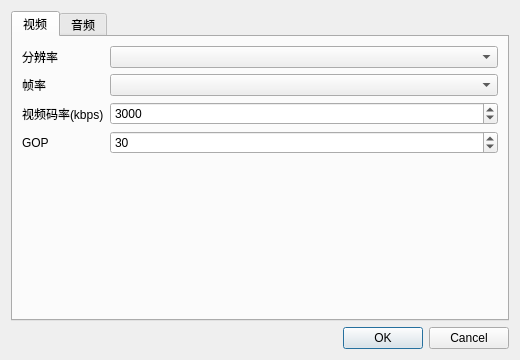
Old version of the form src/app/settings_dialog.ui in the repository fancrystal/livePCWindows.
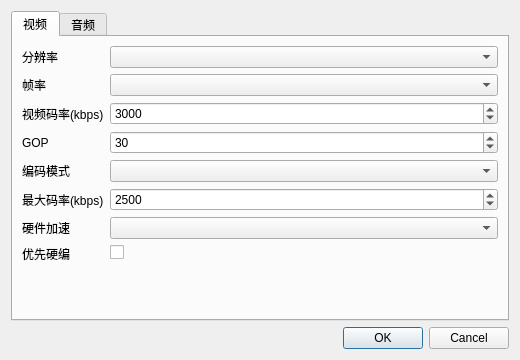
New version of the form.

Commit message: commit:推流编码

The edit to the form file:
```diff
--- a/src/app/settings_dialog.ui
+++ b/src/app/settings_dialog.ui
@@ -82,6 +82,56 @@
          </property>
         </widget>
        </item>
+       <item row="4" column="0">
+        <widget class="QLabel" name="label_encodingMode">
+         <property name="text">
+          <string>编码模式</string>
+         </property>
+        </widget>
+       </item>
+       <item row="4" column="1">
+        <widget class="QComboBox" name="comboBox_encodingMode"/>
+       </item>
+       <item row="5" column="0">
+        <widget class="QLabel" name="label_maxBitrate">
+         <property name="text">
+          <string>最大码率(kbps)</string>
+         </property>
+        </widget>
+       </item>
+       <item row="5" column="1">
+        <widget class="QSpinBox" name="spinBox_maxBitrate">
+         <property name="minimum">
+          <number>100</number>
+         </property>
+         <property name="maximum">
+          <number>100000</number>
+         </property>
+         <property name="value">
+          <number>2500</number>
+         </property>
+        </widget>
+       </item>
+       <item row="6" column="0">
+        <widget class="QLabel" name="label_hwAccel">
+         <property name="text">
+          <string>硬件加速</string>
+         </property>
+        </widget>
+       </item>
+       <item row="6" column="1">
+        <widget class="QComboBox" name="comboBox_hwAccel"/>
+       </item>
+       <item row="7" column="0">
+        <widget class="QLabel" name="label_preferHW">
+         <property name="text">
+          <string>优先硬编</string>
+         </property>
+        </widget>
+       </item>
+       <item row="7" column="1">
+        <widget class="QCheckBox" name="checkBox_preferHW"/>
+       </item>
       </layout>
      </widget>
      <widget class="QWidget" name="tabAudio">
```
The commit also changes 21 other files.
